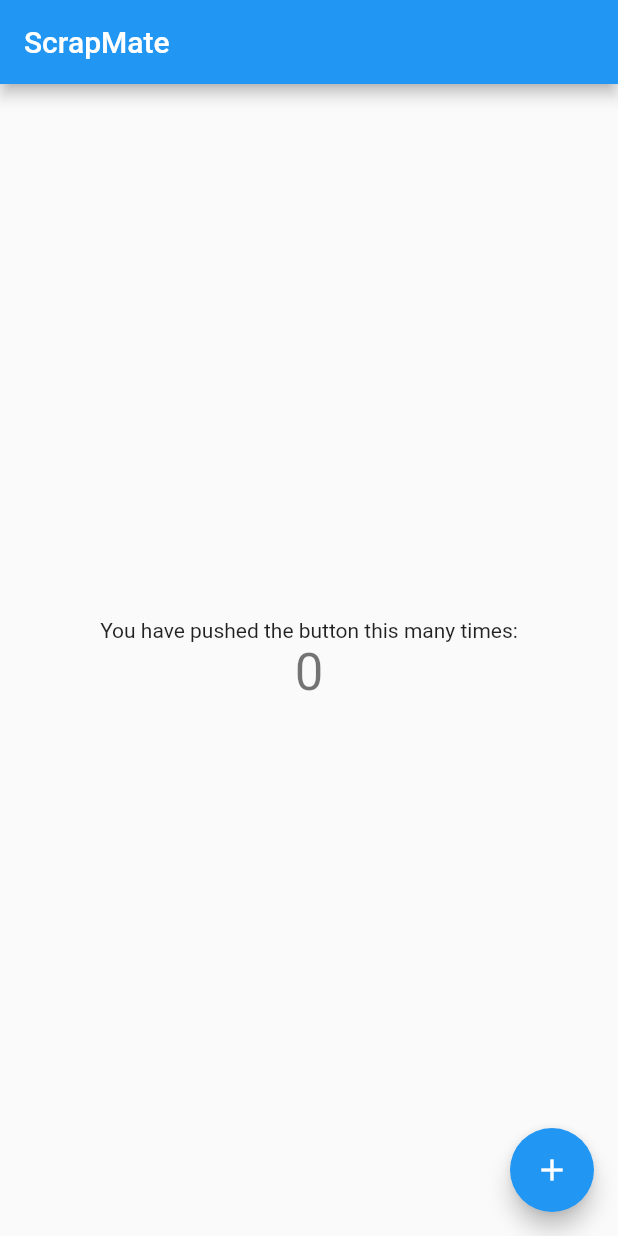
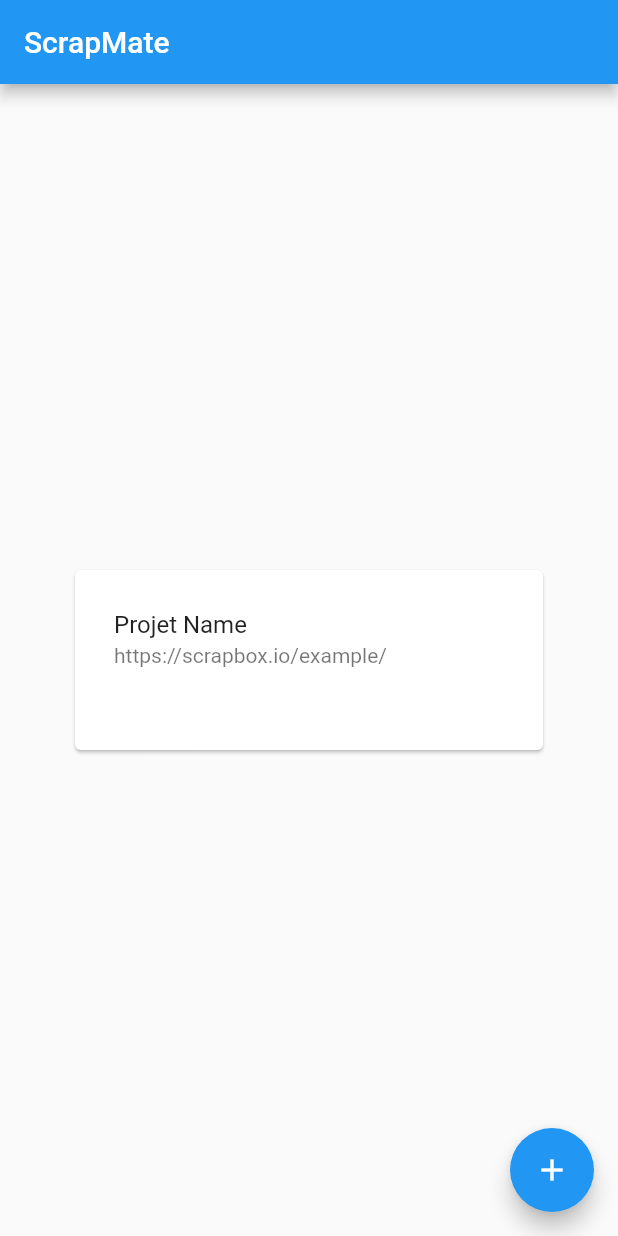
Before and after one commit to AioiLight/scrapmate, a Flutter app: the screen it shows after launch, on a phone screen of 412 x 824 dp. Run offline on Flutter 3.47's test engine with Material 2 defaults, Android fonts, the phone set to English and light mode, and no system bars.

Commit message:
+project.dart

```diff
--- a/scrapmate/lib/const.dart
+++ b/scrapmate/lib/const.dart
@@ -1,3 +1,3 @@
 class Const {
-  String AppName = "ScrapMate";
+  static const String AppName = "ScrapMate";
 }
--- a/scrapmate/lib/main.dart
+++ b/scrapmate/lib/main.dart
@@ -1,5 +1,6 @@
 import 'package:flutter/material.dart';
 import 'package:scrapmate/const.dart';
+import 'package:scrapmate/widgets/project.dart';
 
 void main() {
   runApp(MyApp());
@@ -10,7 +11,7 @@ class MyApp extends StatelessWidget {
   @override
   Widget build(BuildContext context) {
     return MaterialApp(
-      title: Const().AppName,
+      title: Const.AppName,
       theme: ThemeData(
         // This is the theme of your application.
         //
@@ -27,7 +28,7 @@ class MyApp extends StatelessWidget {
         // closer together (more dense) than on mobile platforms.
         visualDensity: VisualDensity.adaptivePlatformDensity,
       ),
-      home: MyHomePage(title: Const().AppName),
+      home: MyHomePage(title: Const.AppName),
     );
   }
 }
@@ -51,8 +52,6 @@ class MyHomePage extends StatefulWidget {
 }
 
 class _MyHomePageState extends State<MyHomePage> {
-  int _counter = 0;
-
   void _pushedAddProject() {
     setState(() {
       // This call to setState tells the Flutter framework that something has
@@ -60,7 +59,6 @@ class _MyHomePageState extends State<MyHomePage> {
       // so that the display can reflect the updated values. If we changed
       // _counter without calling setState(), then the build method would not be
       // called again, and so nothing would appear to happen.
-      _counter++;
     });
   }
 
@@ -98,12 +96,9 @@ class _MyHomePageState extends State<MyHomePage> {
           // horizontal).
           mainAxisAlignment: MainAxisAlignment.center,
           children: <Widget>[
-            Text(
-              'You have pushed the button this many times:',
-            ),
-            Text(
-              '$_counter',
-              style: Theme.of(context).textTheme.headline4,
+            Project(
+              name: "Projet Name",
+              path: "example",
             ),
           ],
         ),
--- /dev/null
+++ b/scrapmate/lib/widgets/project.dart
@@ -0,0 +1,47 @@
+import 'package:flutter/material.dart';
+import 'package:flutter/widgets.dart';
+import 'package:scrapmate/util.dart';
+
+class Project extends StatefulWidget {
+  Project({this.name, this.path});
+
+  final String name;
+  final String path;
+
+  @override
+  _ProjectState createState() => _ProjectState();
+}
+
+class _ProjectState extends State<Project> with SingleTickerProviderStateMixin {
+  AnimationController _controller;
+
+  @override
+  void initState() {
+    super.initState();
+    _controller = AnimationController(vsync: this);
+  }
+
+  @override
+  void dispose() {
+    super.dispose();
+    _controller.dispose();
+  }
+
+  @override
+  Widget build(BuildContext context) {
+    return Card(
+        margin: const EdgeInsets.all(50.0),
+        child: Container(
+            margin: const EdgeInsets.all(10.0),
+            width: 300,
+            height: 100,
+            child: Column(
+              children: [
+                ListTile(
+                  title: Text(widget.name),
+                  subtitle: Text(Util.getUrl(widget.path)),
+                )
+              ],
+            )));
+  }
+}
```
